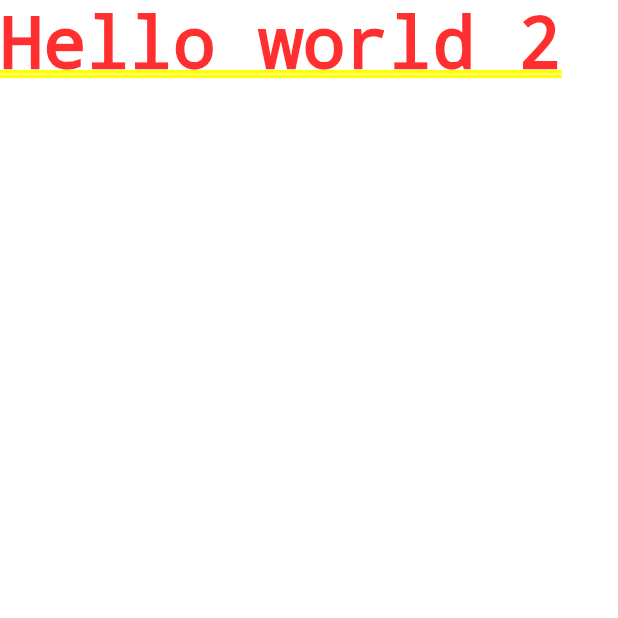
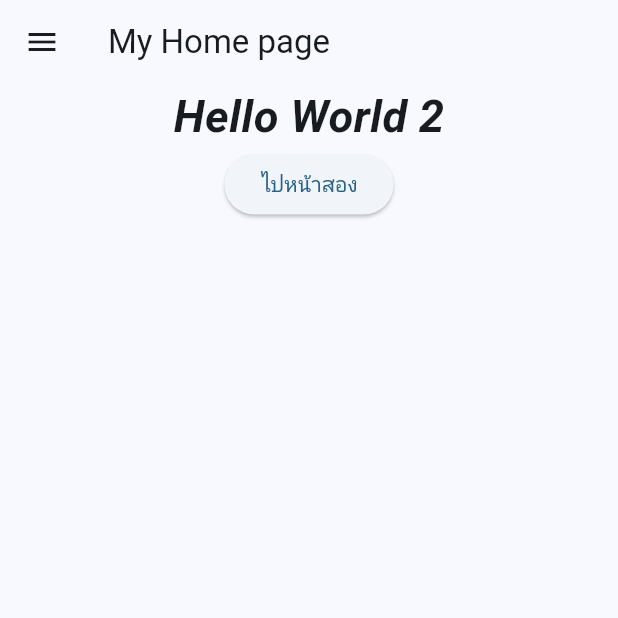
Before and after one commit to oown-mac/flutter_camp1, a Flutter app: the screen it shows after launch, on a phone screen of 412 x 824 dp, the top half of it. Run offline on Flutter 3.47's test engine with Material 3 defaults, Android fonts, the phone set to English and light mode, and no system bars.

Commit message:
two page

```diff
--- a/lib/screen/my_home_page.dart
+++ b/lib/screen/my_home_page.dart
@@ -1,10 +1,43 @@
 import 'package:flutter/material.dart';
+import 'package:flutter_camp1/screen/my_second_page.dart';
 
 class MyHomePage extends StatelessWidget {
   const MyHomePage({super.key});
 
   @override
   Widget build(BuildContext context) {
-    return const Text("Hello world 2");
+    return Scaffold(
+      drawer: const Drawer(
+        child: Text("Data1 data1 data2"),
+      ),
+      appBar: AppBar(
+        title: const Text("My Home page"),
+      ),
+      body: Center(
+        child: Column(
+          children: [
+            const Text(
+              "Hello World 2",
+              style: TextStyle(
+                fontStyle: FontStyle.italic,
+                fontSize: 30,
+                fontWeight: FontWeight.bold,
+              ),
+            ),
+            ElevatedButton(
+              onPressed: () {
+                //Navigator.push(context, route)
+                Navigator.of(context).push(
+                  MaterialPageRoute(
+                    builder: (context) => const MySecondPage(),
+                  ),
+                );
+              },
+              child: const Text("ไปหน้าสอง"),
+            ),
+          ],
+        ),
+      ),
+    );
   }
 }
```
Also changed, not shown: lib/screen/my_second_page.dart (added, +27 -0 lines).
